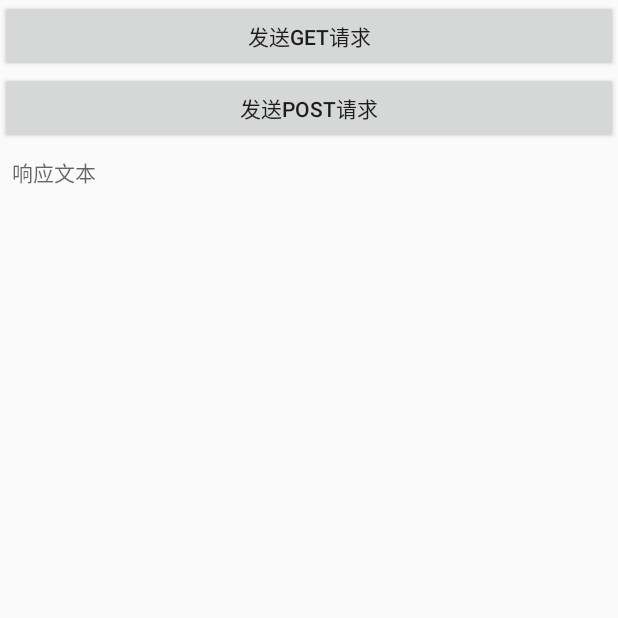
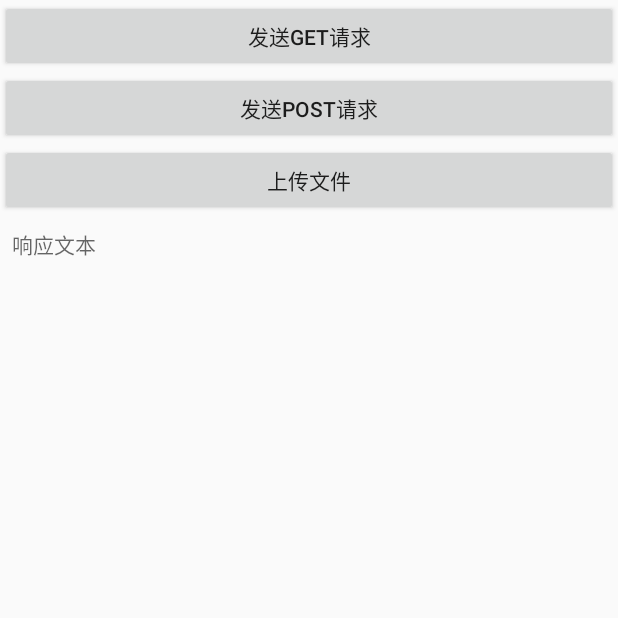
Before and after one commit to baigudao/Android-async-httpTest, an Android app: the screen it shows after launch (MainActivity), on a phone screen of 412 x 824 dp, the top half of it. Run offline under Robolectric (Android 15) with nearby library versions, the phone set to English and light mode, and no system bars.

Commit message:
3，上传文件到服务器

```diff
--- a/app/src/main/AndroidManifest.xml
+++ b/app/src/main/AndroidManifest.xml
@@ -2,6 +2,8 @@
     package="com.jackie.android_async_httptest">
 
     <uses-permission android:name="android.permission.INTERNET"/>
+    <uses-permission android:name="android.permission.MOUNT_UNMOUNT_FILESYSTEMS"/>
+    <uses-permission android:name="android.permission.WRITE_EXTERNAL_STORAGE"/>
 
     <application
         android:allowBackup="true"
--- a/app/src/main/res/layout/activity_main.xml
+++ b/app/src/main/res/layout/activity_main.xml
@@ -16,6 +16,12 @@
         android:layout_height="wrap_content"
         android:text="发送POST请求" />
 
+    <Button
+        android:id="@+id/btn3"
+        android:layout_width="match_parent"
+        android:layout_height="wrap_content"
+        android:text="上传文件" />
+
     <ScrollView
         android:layout_width="match_parent"
         android:layout_height="wrap_content">
```
Also changed, not shown: app/src/main/java/com/jackie/android_async_httptest/activity/MainActivity.java (+30 -0 lines).
